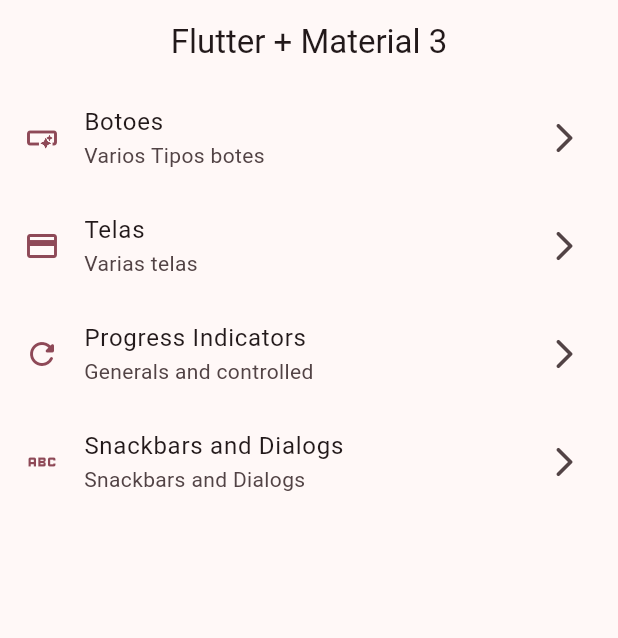
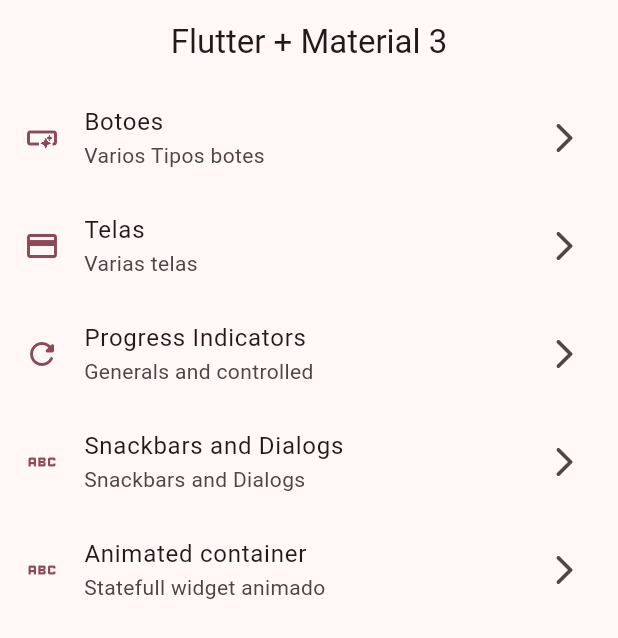
Before and after one commit to tdskrn/widgets_app, a Flutter app: the screen it shows after launch, on a phone screen of 412 x 824 dp. Shown: the top 638 px of the screen. Run offline on Flutter 3.47's test engine with Material 2 defaults, Android fonts, the phone set to English and light mode, and no system bars; our stand-ins replace go_router.

Commit message:
animated container finished

```diff
--- a/lib/config/menu/menu_items.dart
+++ b/lib/config/menu/menu_items.dart
@@ -39,4 +39,10 @@ const appMenuItems = <MenuItem>[
     link: '/snackbar-screen',
     icon: Icons.abc_outlined,
   ),
+  MenuItem(
+    title: "Animated container",
+    subTitle: "Statefull widget animado",
+    link: '/animated-screen',
+    icon: Icons.abc_outlined,
+  ),
 ];
--- a/lib/config/routes/routes.dart
+++ b/lib/config/routes/routes.dart
@@ -27,4 +27,9 @@ final appRouter = GoRouter(initialLocation: '/', routes: [
     path: '/snackbar-screen',
     builder: (context, state) => const SnackBarScreen(),
   ),
+  GoRoute(
+    name: AnimatedScreen.name,
+    path: '/animated-screen',
+    builder: (context, state) => const AnimatedScreen(),
+  ),
 ]);
```
Also changed, not shown: lib/presentation/screens/animated/animated_screen.dart (+50 -2 lines).
